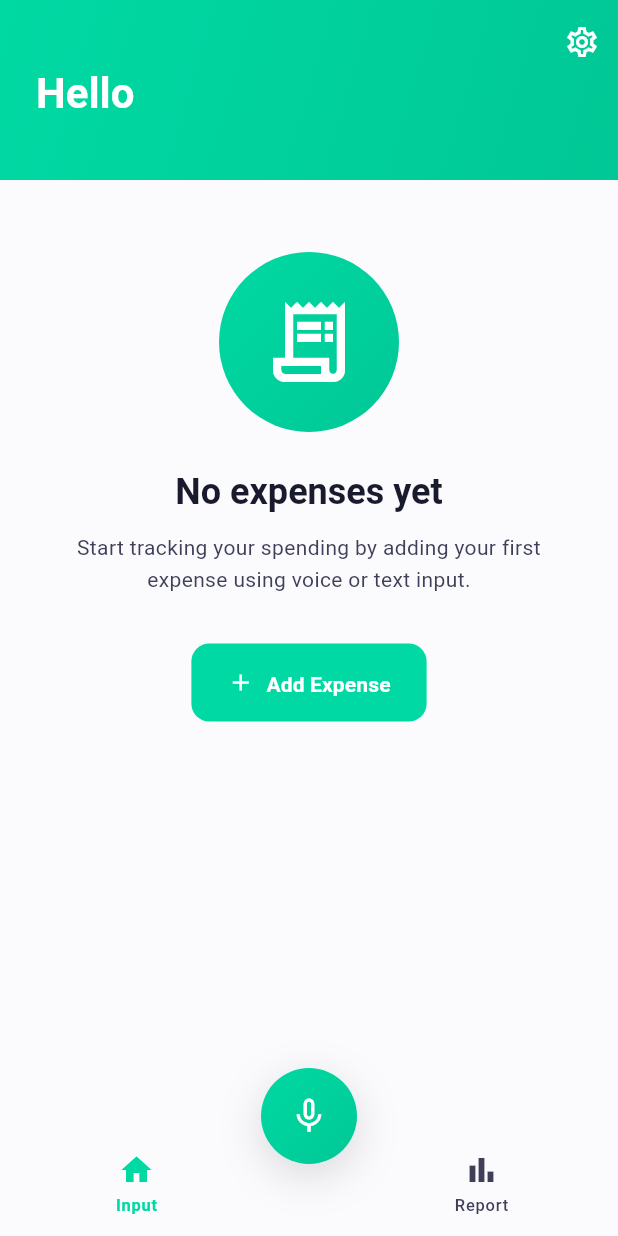
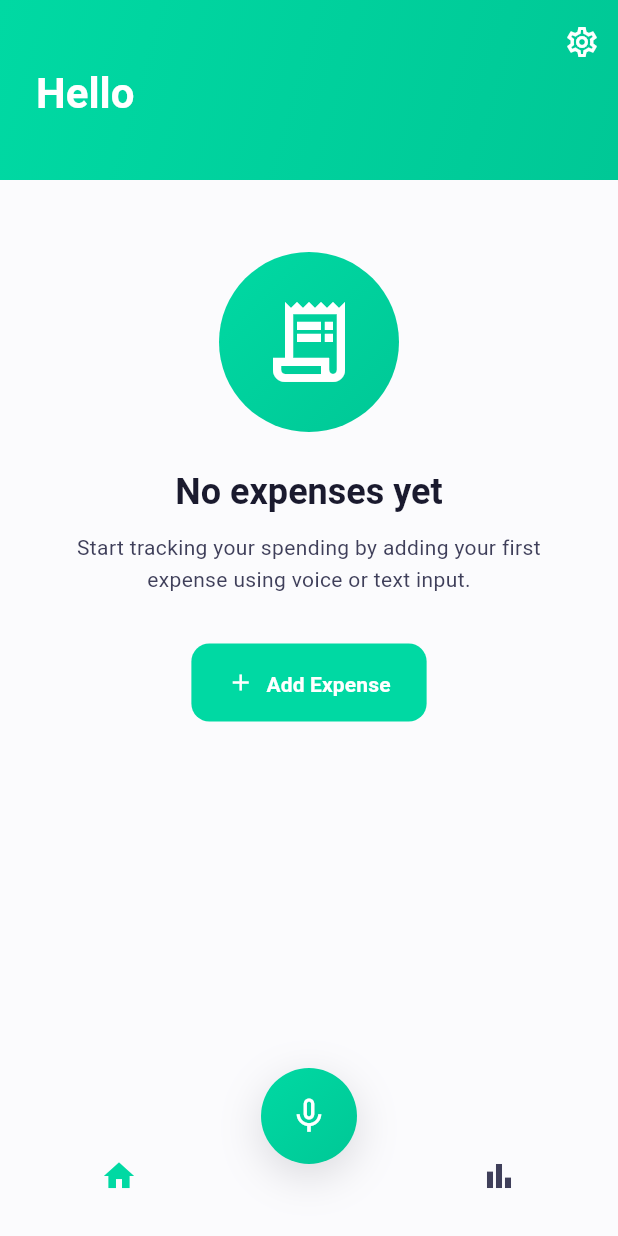
Before and after one commit to phanvantai/quick_spend, a Flutter app: the MainScreen screen opened directly, on a phone screen of 412 x 824 dp. Run offline on Flutter 3.47's test engine with Material 3 defaults, Android fonts, the phone set to English and light mode, and no system bars; our stand-ins replace cloud_firestore, easy_localization, firebase_ai, firebase_core, flutter_slidable, permission_handler and 3 more; accounts and stored records are empty.

Commit message:
fix: resolve BottomAppBar overflow by using IconButton widgets
- Replace custom _buildBottomNavItem with standard IconButton
- Removes overflow caused by text labels and padding
- Cleaner, simpler implementation using Material Design components
- Icons change between outlined/filled based on selection

```diff
--- a/lib/screens/main_screen.dart
+++ b/lib/screens/main_screen.dart
@@ -546,51 +546,10 @@ class _MainScreenState extends State<MainScreen> with TickerProviderStateMixin {
     });
   }
 
-  Widget _buildBottomNavItem({
-    required IconData icon,
-    required IconData selectedIcon,
-    required String label,
-    required int index,
-  }) {
-    final isSelected = _currentIndex == index;
-    final theme = Theme.of(context);
-    final colorScheme = theme.colorScheme;
-
-    return Expanded(
-      child: InkWell(
-        onTap: () => _onTabTapped(index),
-        borderRadius: AppTheme.borderRadiusSmall,
-        child: Padding(
-          padding: const EdgeInsets.symmetric(vertical: AppTheme.spacing12),
-          child: Column(
-            mainAxisSize: MainAxisSize.min,
-            children: [
-              Icon(
-                isSelected ? selectedIcon : icon,
-                color: isSelected
-                    ? colorScheme.primary
-                    : colorScheme.onSurfaceVariant,
-                size: 24,
-              ),
-              const SizedBox(height: AppTheme.spacing4),
-              Text(
-                label,
-                style: theme.textTheme.labelSmall?.copyWith(
-                  color: isSelected
-                      ? colorScheme.primary
-                      : colorScheme.onSurfaceVariant,
-                  fontWeight: isSelected ? FontWeight.w600 : FontWeight.w500,
-                ),
-              ),
-            ],
-          ),
-        ),
-      ),
-    );
-  }
-
   @override
   Widget build(BuildContext context) {
+    final colorScheme = Theme.of(context).colorScheme;
+
     return Stack(
       children: [
         // Main Scaffold with content and bottom navigation
@@ -603,18 +562,18 @@ class _MainScreenState extends State<MainScreen> with TickerProviderStateMixin {
             child: Row(
               mainAxisAlignment: MainAxisAlignment.spaceAround,
               children: [
-                _buildBottomNavItem(
-                  icon: Icons.home_outlined,
-                  selectedIcon: Icons.home,
-                  label: context.tr('navigation.input'),
-                  index: 0,
+                IconButton(
+                  icon: Icon(_currentIndex == 0 ? Icons.home : Icons.home_outlined),
+                  color: _currentIndex == 0 ? colorScheme.primary : colorScheme.onSurfaceVariant,
+                  onPressed: () => _onTabTapped(0),
+                  tooltip: context.tr('navigation.input'),
                 ),
-                const SizedBox(width: 80), // Space for the FAB
-                _buildBottomNavItem(
-                  icon: Icons.bar_chart_outlined,
-                  selectedIcon: Icons.bar_chart,
-                  label: context.tr('navigation.report'),
-                  index: 1,
+                const SizedBox(width: 48), // Space for the FAB
+                IconButton(
+                  icon: Icon(_currentIndex == 1 ? Icons.bar_chart : Icons.bar_chart_outlined),
+                  color: _currentIndex == 1 ? colorScheme.primary : colorScheme.onSurfaceVariant,
+                  onPressed: () => _onTabTapped(1),
+                  tooltip: context.tr('navigation.report'),
                 ),
               ],
             ),
```
